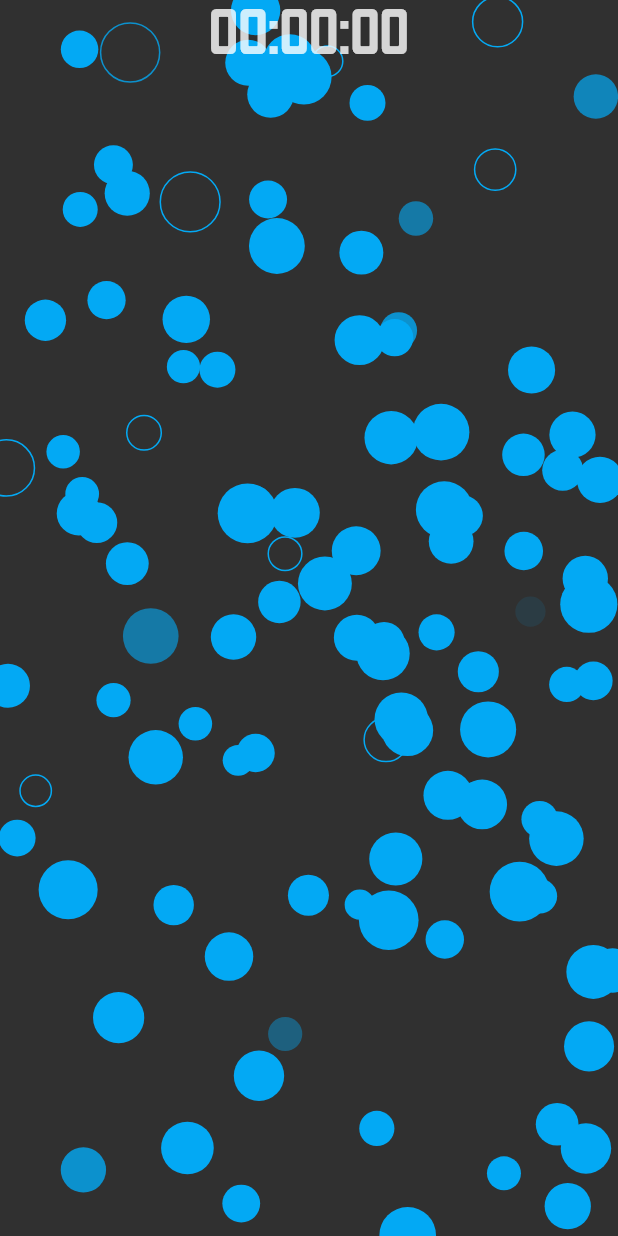
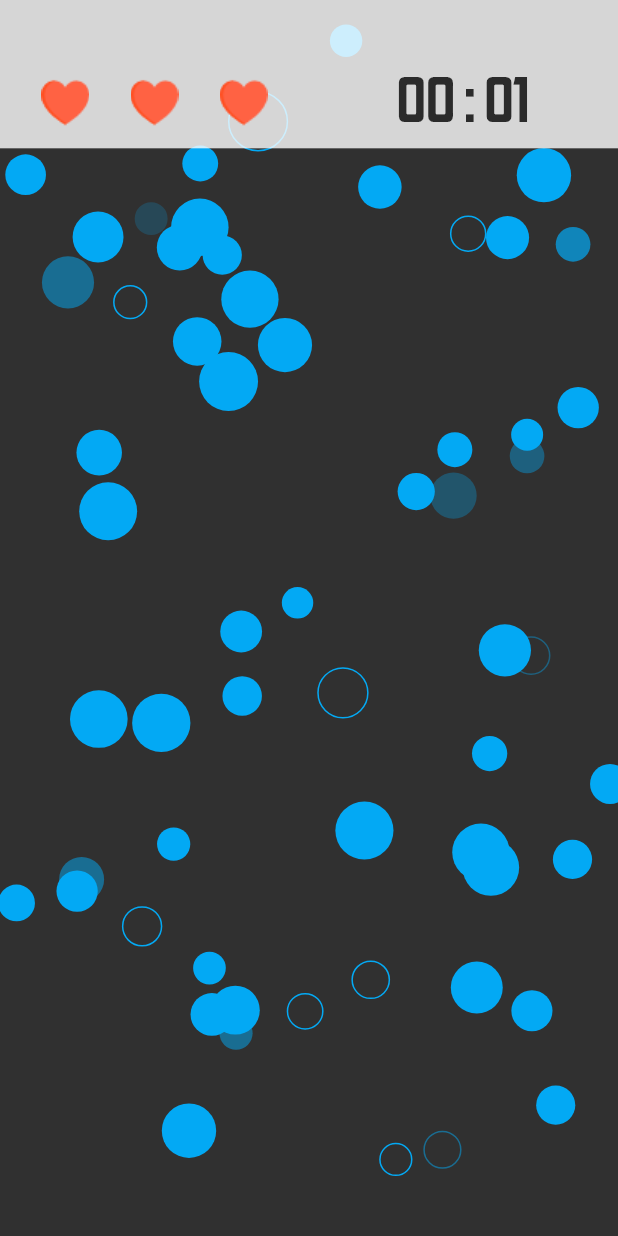
Before and after one commit to guikebr/pop-bubbles, a Flutter app: the PlayPage screen opened by its route, on a phone screen of 412 x 824 dp. Run offline on Flutter 3.47's test engine with Material 2 defaults, Android fonts, the phone set to English and light mode, and no system bars; our stand-ins replace get.

Commit message:
criado vidas

```diff
--- a/lib/app/core/routes/app_pages.dart
+++ b/lib/app/core/routes/app_pages.dart
@@ -23,7 +23,7 @@ abstract class AppPages {
     GetPage<RootPage>(
       name: Routes.rootPage,
       page: () => const RootPage(),
-      binding: RootBinding(),
+      bindings: <Bindings>[RootBinding(), PlayBinding()],
     ),
     unknown,
     GetPage<HomePage>(
@@ -34,7 +34,6 @@ abstract class AppPages {
     GetPage<PlayPage>(
       name: Routes.playPage,
       page: () => const PlayPage(),
-      binding: PlayBinding(),
     ),
   ];
 }
--- a/lib/app/features/game/presentation/pages/play/play_controller.dart
+++ b/lib/app/features/game/presentation/pages/play/play_controller.dart
@@ -2,5 +2,40 @@ import 'package:get/get.dart';
 import '../../../../home/infra/models/particle_options.dart';
 
 class PlayController extends GetxController with SingleGetTickerProviderMixin {
-  final ParticleOptions options = const ParticleOptions(opacityChangeRate: 1);
+  String idLife = 'id_life';
+  String idTimer = 'id_Timer';
+  String idGame = 'id_game';
+
+  ParticleOptions options = const ParticleOptions(opacityChangeRate: 1);
+  int countLife = 3;
+  final List<bool> lives = <bool>[true, true, true];
+
+  bool gameOver = false;
+
+  Duration duration = Duration.zero;
+
+  String getDuration() {
+    String twoDigits(int n) => n.toString().padLeft(2, '0');
+    final String _minutes = twoDigits(duration.inMinutes.remainder(60));
+    final String _seconds = twoDigits(duration.inSeconds.remainder(60));
+    return '$_minutes : $_seconds';
+  }
+
+  void restartGame() {
+    options = options.copyWith();
+  }
+
+  void enemyTap() {
+    countLife--;
+    lives[0] = countLife > 0;
+    lives[1] = countLife > 1;
+    lives[2] = countLife > 2;
+    gameOver = countLife == 0;
+    if (!gameOver) {
+      update(<String>[idLife]);
+    } else {
+      options = options.copyWith(startGame: false, randomColor: false);
+      update(<String>[idGame]);
+    }
+  }
 }
--- a/lib/app/features/game/presentation/pages/play/play_page.dart
+++ b/lib/app/features/game/presentation/pages/play/play_page.dart
@@ -13,20 +13,57 @@ class PlayPage extends GetView<PlayController> {
     return CupertinoPageScaffold(
       backgroundColor: Theme.of(context).colorScheme.background,
       child: Material(
-        child: AnimatedBackground(
-          behaviour: RandomParticleBehaviour(options: controller.options),
-          vsync: controller,
-          child: SafeArea(
+        child: GetBuilder<PlayController>(
+          init: controller,
+          id: controller.idGame,
+          builder: (PlayController get) => AnimatedBackground(
+            behaviour: RandomParticleBehaviour(options: get.options),
+            vsync: get,
             child: Column(
               children: <Widget>[
-                Text(
-                  '00:00:00',
-                  style: TextStyle(
-                    fontSize: MediaQuery.of(context).size.width * .1,
-                    fontWeight: FontWeight.bold,
-                    color: Theme.of(
-                      context,
-                    ).colorScheme.onPrimary.withOpacity(.8),
+                Container(
+                  height: MediaQuery.of(context).size.height * .12,
+                  color: Theme.of(
+                    context,
+                  ).colorScheme.onPrimary.withOpacity(.8),
+                  child: Padding(
+                    padding: const EdgeInsets.only(top: 38),
+                    child: Row(
+                      children: <Widget>[
+                        Expanded(
+                          child: GetBuilder<PlayController>(
+                            id: get.idLife,
+                            builder: (PlayController getX) => Row(
+                              mainAxisAlignment: MainAxisAlignment.spaceEvenly,
+                              children: getX.lives
+                                  .map((bool e) => Image.asset(e
+                                      ? 'assets/heart_fill.png'
+                                      : 'assets/heart_stroke.png'))
+                                  .toList(),
+                            ),
+                          ),
+                        ),
+                        Expanded(
+                          child: GetBuilder<PlayController>(
+                            id: get.idTimer,
+                            builder: (PlayController getX) => Text(
+                              get.getDuration(),
+                              textAlign: TextAlign.center,
+                              style: TextStyle(
+                                fontSize: MediaQuery.of(
+                                      context,
+                                    ).size.width *
+                                    .1,
+                                fontWeight: FontWeight.bold,
+                                color: Theme.of(
+                                  context,
+                                ).colorScheme.onSecondary.withOpacity(.8),
+                              ),
+                            ),
+                          ),
+                        ),
+                      ],
+                    ),
                   ),
                 ),
               ],
--- a/lib/app/features/home/infra/models/particle_options.dart
+++ b/lib/app/features/home/infra/models/particle_options.dart
@@ -33,7 +33,7 @@ class ParticleOptions {
     this.minOpacity = 1.0,
     this.maxOpacity = 1.0,
     this.opacityChangeRate = 0.25,
-    this.particleCount = 100,
+    this.particleCount = 50,
   })  : assert(
           spawnMaxRadius >= spawnMinRadius,
           'spawnMaxRadius >= spawnMinRadius',
--- a/pubspec.yaml
+++ b/pubspec.yaml
@@ -47,7 +47,8 @@ flavorizr:
 flutter:
   uses-material-design: true
   assets:
-    - assets/
+    - assets/heart_fill.png
+    - assets/heart_stroke.png
 
   fonts:
     - family: Odibee Sans Regular
```
Also changed, not shown: lib/app/features/home/domain/repositories/particle_behaviour.dart (+30 -11 lines), assets/heart_fill.png (added), assets/heart_stroke.png (added).
